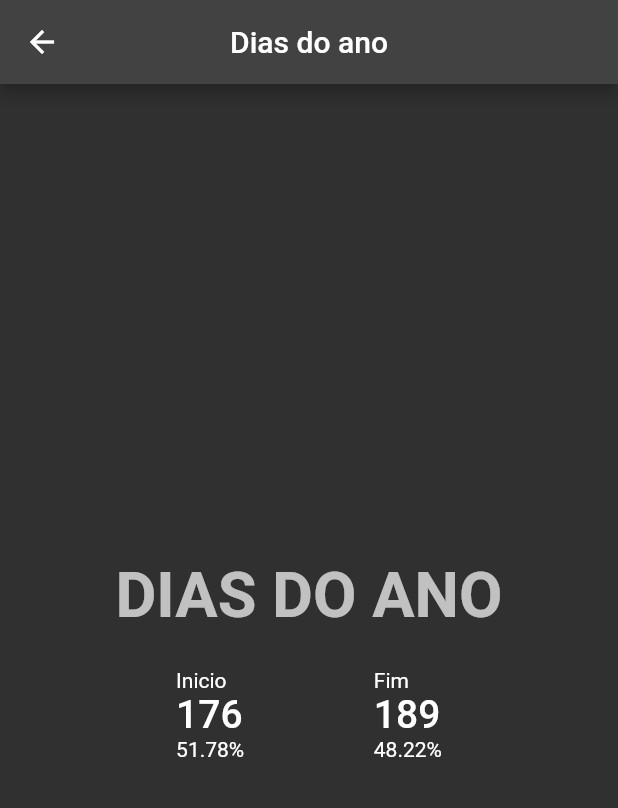
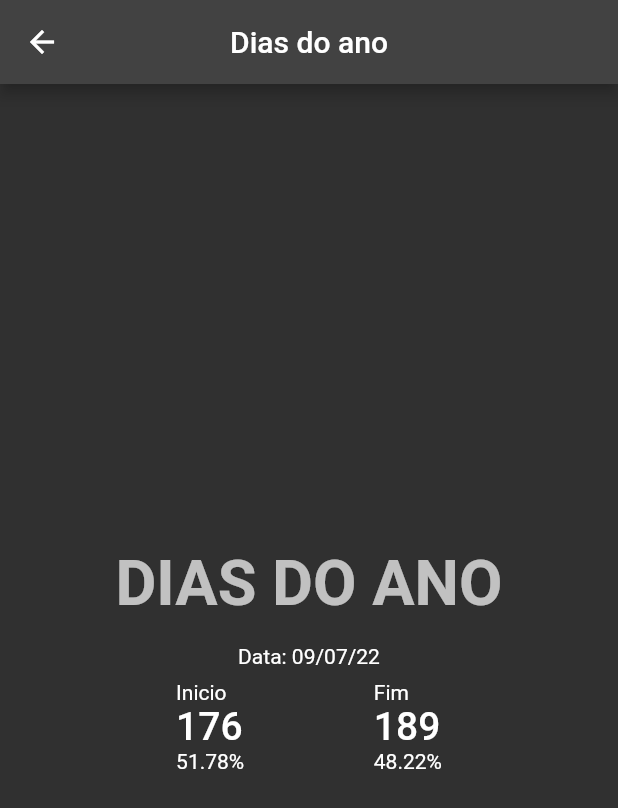
Before and after one commit to leandrorochaadm/deadline-flutter, a Flutter app: the YearPage screen opened by its route, on a phone screen of 412 x 824 dp. Shown: the top 808 px of the screen. Run offline on Flutter 3.47's test engine with Material 2 defaults, Android fonts, the phone set to English and light mode, and no system bars.

Commit message:
feat(YearPage) add dateTody

```diff
--- a/lib/ui/pages/year/year_controller.dart
+++ b/lib/ui/pages/year/year_controller.dart
@@ -1,7 +1,13 @@
+import 'package:intl/intl.dart';
+
 class YearController {
   DateTime dateEndYear =
       DateTime(DateTime.now().year + 1).subtract(const Duration(seconds: 1));
   DateTime dateStartYear = DateTime(DateTime.now().year);
+
+  String dateToday() {
+    return DateFormat('dd/MM/yy').format(DateTime.now());
+  }
 
   int missingDaysEndYear() {
     return dateEndYear.difference(DateTime.now()).inDays + 1;
--- a/lib/ui/pages/year/year_page.dart
+++ b/lib/ui/pages/year/year_page.dart
@@ -16,6 +16,10 @@
           children: [
             Text('DIAS DO ANO', style: Theme.of(context).textTheme.headline1),
             const SizedBox(height: 16),
+            Text(
+              'Data: ${controller.dateToday()}',
+              style: Theme.of(context).textTheme.bodyText2,
+            ),
             const SizedBox(height: 8),
             SizedBox(
               width: 350,
--- a/pubspec.yaml
+++ b/pubspec.yaml
@@ -34,6 +34,7 @@
   # The following adds the Cupertino Icons font to your application.
   # Use with the CupertinoIcons class for iOS style icons.
   cupertino_icons: ^1.0.2
+  intl: ^0.17.0
 
 dev_dependencies:
   flutter_test:
```
Also changed, not shown: pubspec.lock.
